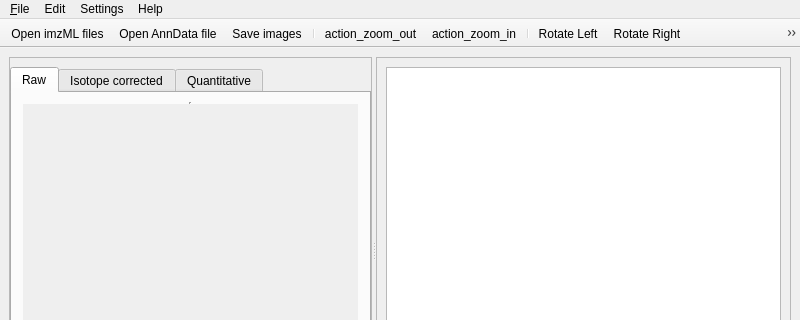
Before: the Qt Designer form resources/views/MsiMainWindow.ui in swinnenteam/LipidQMap, drawn with Qt 5; both pictures show x 0 to 800 and y 0 to 320 of the 800 by 600 pixel window.
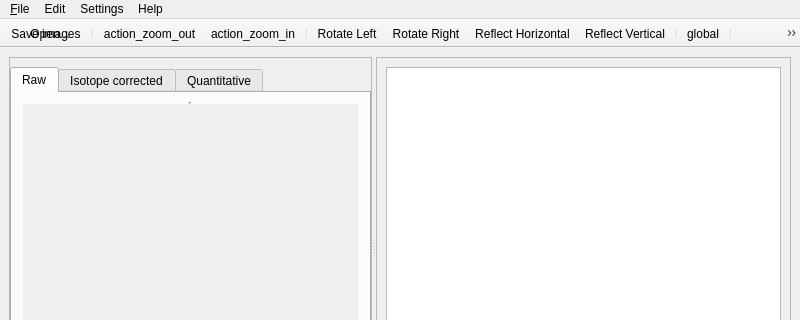
After: the same form once the commit is applied. Icons and pictures are not drawn.

Patch:
```diff
--- a/resources/views/MsiMainWindow.ui
+++ b/resources/views/MsiMainWindow.ui
@@ -318,8 +318,21 @@
    <attribute name="toolBarBreak">
     <bool>false</bool>
    </attribute>
-   <addaction name="action_open_imzml_dialog"/>
-   <addaction name="action_open_anndata_dialog"/>
+   <widget class="QToolButton" name="tool_button_open_files">
+    <property name="toolTip">
+     <string>Open...</string>
+    </property>
+    <property name="text">
+     <string>Open...</string>
+    </property>
+    <property name="icon">
+     <iconset resource="../resources.qrc">
+      <normaloff>:/images/icons/open_file.png</normaloff>:/images/icons/open_file.png</iconset>
+    </property>
+    <property name="autoRaise">
+     <bool>true</bool>
+    </property>
+   </widget>
    <addaction name="action_open_save_dialog"/>
    <addaction name="separator"/>
    <addaction name="action_zoom_out"/>
@@ -351,7 +364,7 @@
      <normaloff>:/images/icons/open_file.png</normaloff>:/images/icons/open_file.png</iconset>
    </property>
    <property name="text">
-    <string>Open AnnData file...</string>
+    <string>Open AnnData/MuData file...</string>
    </property>
   </action>
   <action name="action_open_save_dialog">
```
Left out of the diff: 30 changed lines with no effect on the pictures.
